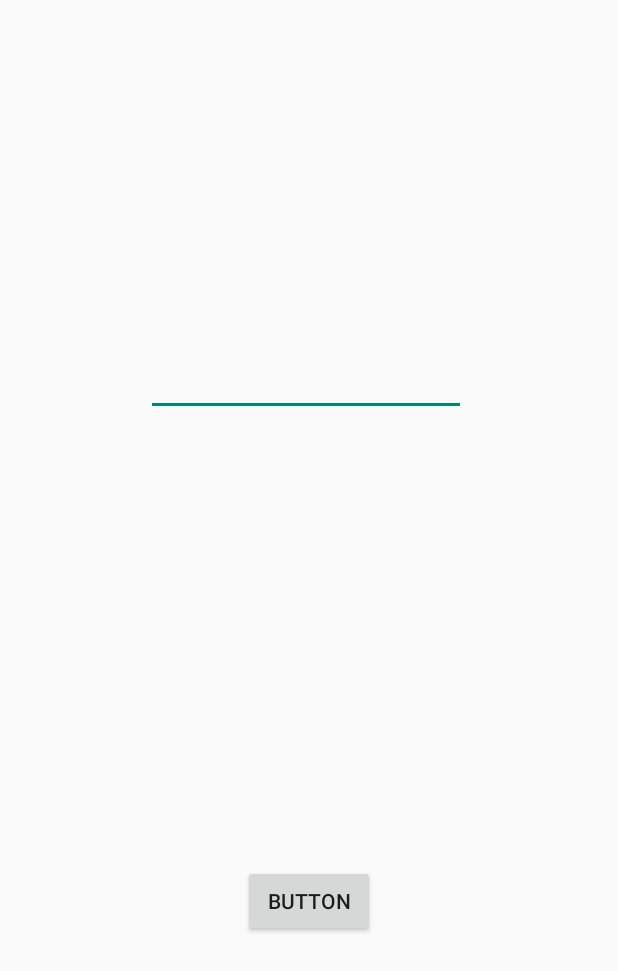
After one commit to alessandroScarcia/UFit, an Android app: the ResetPasswordActivity screen opened directly, with no data from a screen before it, on a phone screen of 412 x 824 dp. The commit adds this screen. Shown: the top 971 px of the screen. Run offline under Robolectric (Android 15) with nearby library versions, the phone set to English and light mode, and no system bars.

Commit message:
added ResetPassword

```diff
--- a/app/src/main/java/it/sms1920/spqs/ufit/contract/Login.java
+++ b/app/src/main/java/it/sms1920/spqs/ufit/contract/Login.java
@@ -12,6 +12,5 @@ public interface Login {
 
         void onResultSignIn(int check);
 
-        void onChangePassword(int check);
     }
 }
--- /dev/null
+++ b/app/src/main/java/it/sms1920/spqs/ufit/contract/ResetPassword.java
@@ -0,0 +1,14 @@
+package it.sms1920.spqs.ufit.contract;
+
+public interface ResetPassword {
+    interface View {
+
+        void showCheckMailBox();
+    }
+
+    interface Presenter {
+
+        void onResetPassword(String email);
+
+    }
+}
--- /dev/null
+++ b/app/src/main/java/it/sms1920/spqs/ufit/view/ResetPasswordActivity.java
@@ -0,0 +1,53 @@
+package it.sms1920.spqs.ufit.view;
+
+import androidx.appcompat.app.AppCompatActivity;
+
+import android.app.Activity;
+import android.content.Intent;
+import android.os.Bundle;
+import android.view.View;
+import android.widget.Button;
+import android.widget.EditText;
+import android.widget.Toast;
+
+import it.sms1920.spqs.ufit.contract.Login;
+import it.sms1920.spqs.ufit.contract.ResetPassword;
+import it.sms1920.spqs.ufit.presenter.LoginPresenter;
+import it.sms1920.spqs.ufit.presenter.ResetPasswordPresenter;
+
+public class ResetPasswordActivity extends AppCompatActivity implements ResetPassword.View {
+
+    private ResetPasswordPresenter presenter;
+    Activity mContext = this;
+
+    private Button btnSendEmail;
+    private EditText email;
+
+    @Override
+    protected void onCreate(Bundle savedInstanceState) {
+        super.onCreate(savedInstanceState);
+        setContentView(R.layout.activity_reset_password);
+
+        initializeView();
+
+        btnSendEmail.setOnClickListener(new View.OnClickListener() {
+            @Override
+            public void onClick(View v) {
+                presenter = new ResetPasswordPresenter((ResetPassword.View) mContext);
+                presenter.onResetPassword(email.getText().toString());
+            }
+        });
+    }
+
+    private void initializeView() {
+        btnSendEmail = findViewById(R.id.btnSendReset);
+        email = findViewById(R.id.editTextEmail);
+    }
+
+
+    @Override
+    public void showCheckMailBox() {
+        Toast.makeText(this, "Check Your Email box", Toast.LENGTH_SHORT).show();
+        startActivity(new Intent(ResetPasswordActivity.this, LoginActivity.class));
+    }
+}
--- /dev/null
+++ b/app/src/main/res/layout/activity_reset_password.xml
@@ -0,0 +1,33 @@
+<?xml version="1.0" encoding="utf-8"?>
+<androidx.constraintlayout.widget.ConstraintLayout xmlns:android="http://schemas.android.com/apk/res/android"
+    xmlns:app="http://schemas.android.com/apk/res-auto"
+    xmlns:tools="http://schemas.android.com/tools"
+    android:layout_width="match_parent"
+    android:layout_height="match_parent"
+    tools:context="ResetPasswordActivity">
+
+    <EditText
+        android:id="@+id/editTextEmail"
+        android:layout_width="wrap_content"
+        android:layout_height="wrap_content"
+        android:layout_marginStart="97dp"
+        android:layout_marginTop="232dp"
+        android:layout_marginEnd="104dp"
+        android:ems="10"
+        android:inputType="textEmailAddress"
+        app:layout_constraintEnd_toEndOf="parent"
+        app:layout_constraintHorizontal_bias="0.0"
+        app:layout_constraintStart_toStartOf="parent"
+        app:layout_constraintTop_toTopOf="parent" />
+
+    <Button
+        android:id="@+id/btnSendReset"
+        android:layout_width="wrap_content"
+        android:layout_height="wrap_content"
+        android:layout_marginTop="100dp"
+        android:text="Button"
+        app:layout_constraintBottom_toBottomOf="parent"
+        app:layout_constraintEnd_toEndOf="parent"
+        app:layout_constraintStart_toStartOf="parent"
+        app:layout_constraintTop_toBottomOf="@+id/editTextEmail" />
+</androidx.constraintlayout.widget.ConstraintLayout>
```
Also changed, not shown: app/src/main/AndroidManifest.xml (+6 -5 lines), app/src/main/java/it/sms1920/spqs/ufit/contract/LauncherManagerContract.java (+10 -0 lines), app/src/main/java/it/sms1920/spqs/ufit/model/Auth.java (added, +117 -0 lines), app/src/main/java/it/sms1920/spqs/ufit/model/User.java (+1 -90 lines), app/src/main/java/it/sms1920/spqs/ufit/presenter/LoginPresenter.java (+8 -10 lines), app/src/main/java/it/sms1920/spqs/ufit/presenter/RegistrationPresenter.java (+6 -6 lines), app/src/main/java/it/sms1920/spqs/ufit/presenter/ResetPasswordPresenter.java (added, +37 -0 lines), app/src/main/java/it/sms1920/spqs/ufit/view/LoginActivity.java (+7 -0 lines), app/src/main/res/layout/activity_login.xml (+5 -2 lines).
